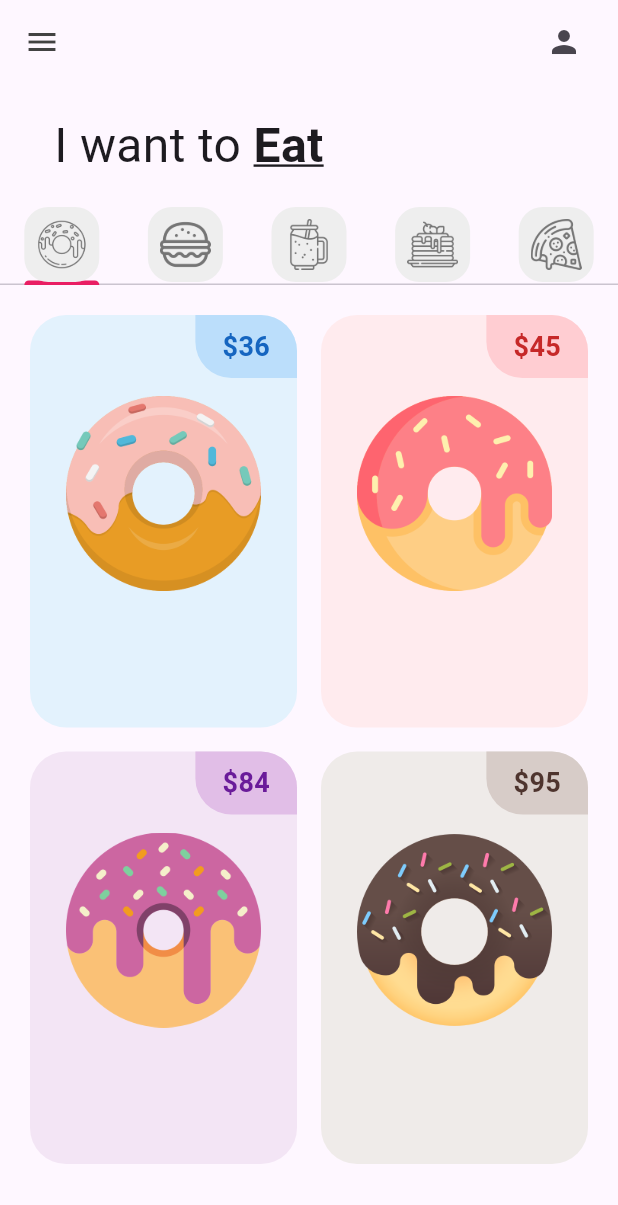
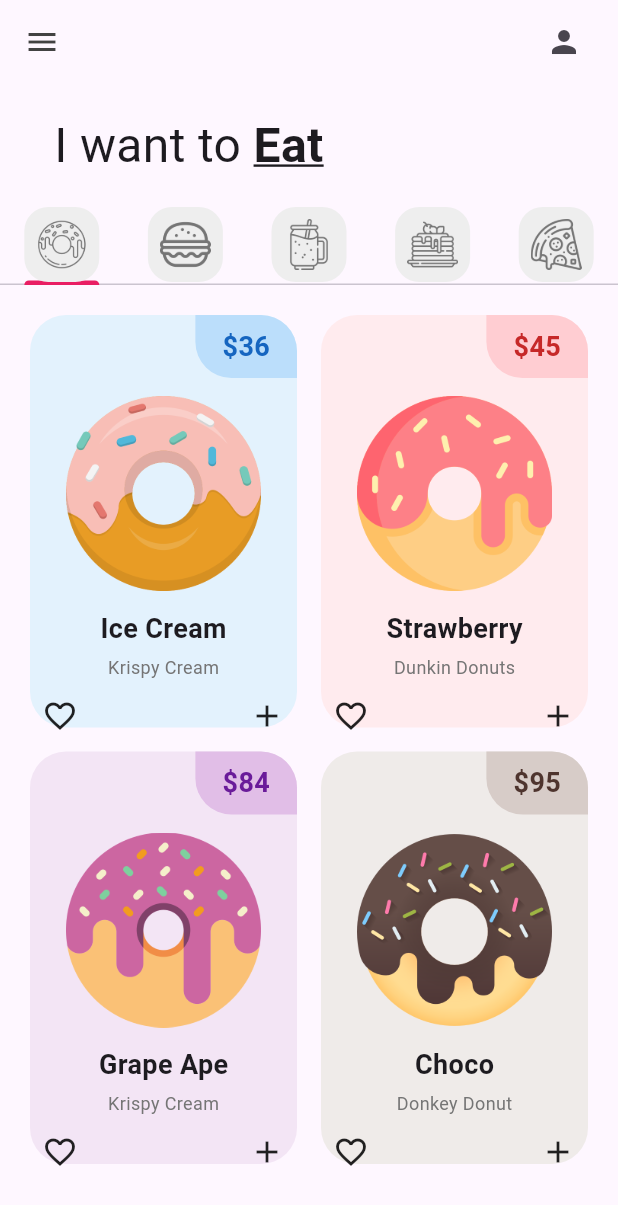
Before and after one commit to Sastermin/donut_app_2a_gonzalez, a Flutter app: the screen it shows after launch, on a phone screen of 412 x 824 dp. Shown: the top 1205 px of the screen. Run offline on Flutter 3.47's test engine with Material 3 defaults, Android fonts, the phone set to English and light mode, and no system bars.

Commit message:
DonutTile Finished

```diff
--- a/lib/tabs/donut_tab.dart
+++ b/lib/tabs/donut_tab.dart
@@ -5,11 +5,11 @@ class DonutTab extends StatelessWidget {
 
   //Lista de donas
   final List donutsOnSale = [
-    // [ donutFlavor, donutPrice, donutColor, imageName ]
-   ["Ice Cream", "36", Colors.blue, "lib/images/icecream_donut.png"],
-   ["Strawberry", "45", Colors.red, "lib/images/strawberry_donut.png"],
-   ["Grape Ape", "84", Colors.purple, "lib/images/grape_donut.png"],
-   ["Choco", "95", Colors.brown, "lib/images/chocolate_donut.png"],
+    // [ donutFlavor, donutStore, donutPrice, donutColor, imageName ]
+   ["Ice Cream","Krispy Cream", "36", Colors.blue, "lib/images/icecream_donut.png"],
+   ["Strawberry", "Dunkin Donuts", "45", Colors.red, "lib/images/strawberry_donut.png"],
+   ["Grape Ape", "Krispy Cream", "84", Colors.purple, "lib/images/grape_donut.png"],
+   ["Choco", "Donkey Donut", "95", Colors.brown, "lib/images/chocolate_donut.png"],
 
   ];
   DonutTab ({super.key});
@@ -30,9 +30,10 @@ class DonutTab extends StatelessWidget {
         //Elemento individual de la cuadrícula
         return DonutTile(
           donutFlavor: donutsOnSale[index][0],
-          donutPrice: donutsOnSale[index][1],
-          donutColor: donutsOnSale[index][2],
-          imageName: donutsOnSale[index][3],
+          donutStore: donutsOnSale[index][1],
+          donutPrice: donutsOnSale[index][2],
+          donutColor: donutsOnSale[index][3],
+          imageName: donutsOnSale[index][4],
         );
       });
   }
--- a/lib/utils/donut_tile.dart
+++ b/lib/utils/donut_tile.dart
@@ -5,6 +5,7 @@ class DonutTile extends StatelessWidget {
  final String donutPrice;
  final dynamic donutColor;  //dynamic porque será de tipo Color y también usará []
  final String imageName;
+ final String donutStore;
 
  const DonutTile({
    super.key,
@@ -12,6 +13,7 @@ class DonutTile extends StatelessWidget {
    required this.donutPrice,
    required this.donutColor,
    required this.imageName,
+   required this.donutStore,
  });
 
  @override
@@ -53,15 +55,40 @@ class DonutTile extends StatelessWidget {
                   vertical: 12
                 ),
                 child: Image.asset(imageName),
+              ),
+              //Donut Flavor
+              Text(donutFlavor,
+                style: const TextStyle(
+                  fontWeight:FontWeight.bold,
+                  fontSize: 18)),
+              //Espacio entre texto
+              const SizedBox(
+                height: 4,
+              ),
+              //DonutStore
+              Text(donutStore,
+                style: TextStyle(
+                    fontWeight: FontWeight.normal,
+                    fontSize: 12,
+                    color: Colors.grey[600])),
+              //Espacio entre textos
+              const SizedBox(height: 4),
+              //Love icon + add buton
+              Padding(
+                padding: const EdgeInsets.all(8.0),
+                child: Row(
+                  mainAxisAlignment:
+                  MainAxisAlignment.spaceBetween,
+                  children: [
+                    Icon(Icons.favorite_border),
+                    Icon(Icons.add)
+                  ],
+                ),
               )
-
-              //Donut Flavor
-
-              //Love icon + add buton
 
             ],
           ),
-            ),
+        ),
    );
  }
 }
```
